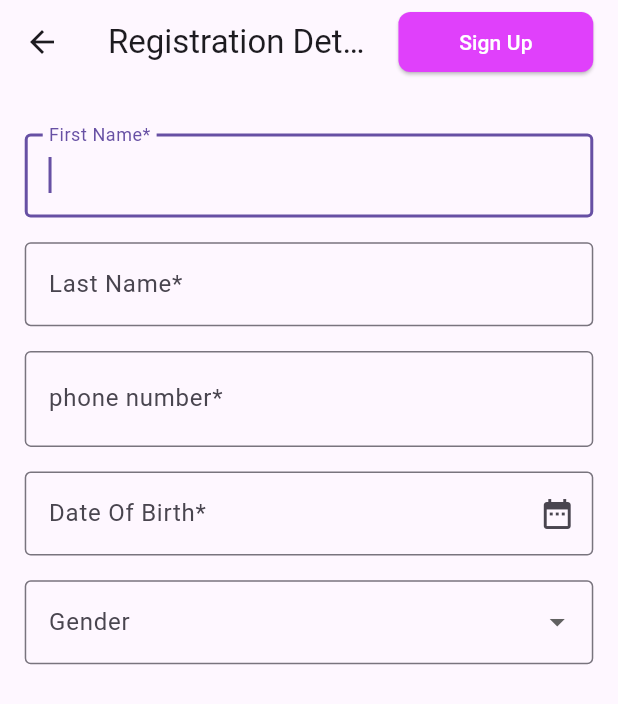
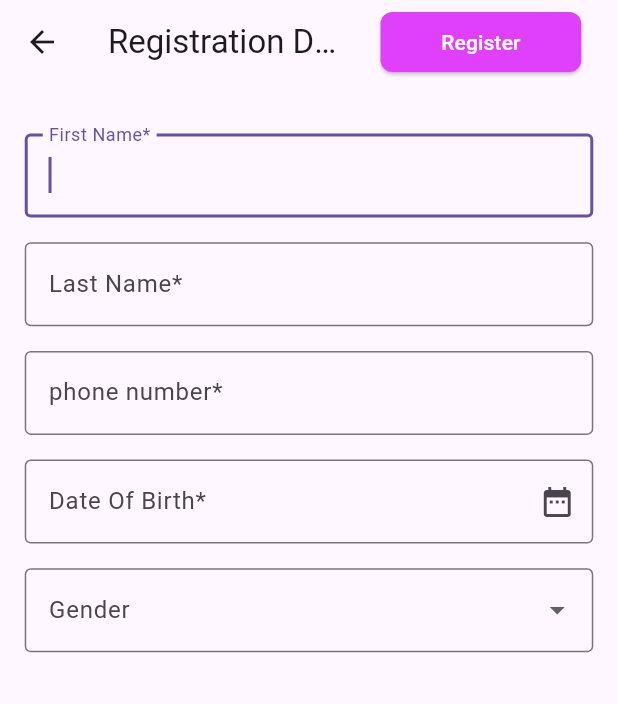
Before and after one commit to hemanth170801/customer_milkman, a Flutter app: the RegistrationPage screen opened directly, on a phone screen of 412 x 824 dp. Shown: the top 704 px of the screen. Run offline on Flutter 3.47's test engine with Material 3 defaults, Android fonts, the phone set to English and light mode, and no system bars; our stand-ins replace otp_text_field, shared_preferences, sizer; missing offline and left inert: responsive_size_utils; accounts and stored records are empty.

Commit message:
last commit

```diff
--- a/lib/sign_up_page/registration_page_provider.dart
+++ b/lib/sign_up_page/registration_page_provider.dart
@@ -12,7 +12,7 @@ class RegistrationProvider extends ChangeNotifier {
   bool get isContinueButtonVisible => mobCtrl.text.length == 10;
 
   bool get isLoading => _isLoading;
-  var _isLoading = false;
+  final _isLoading = false;
 
  // RegistrationProvider(this.isEditMode);
 
@@ -183,8 +183,8 @@ class RegistrationProvider extends ChangeNotifier {
     //   gender: selectedGender!,
     // );
 
-    _isSubmittingData = true;
-    notifyListeners();
+    // _isSubmittingData = true;
+    // notifyListeners();
 
     /// Close keyboard
     //navService.nav.context.unfocus();
@@ -229,8 +229,8 @@ class RegistrationProvider extends ChangeNotifier {
     //   navService.nav.context.showErrorDialog(errorMsg: e.toString());
     // }
 
-    _isDataFetching = false;
-    notifyListeners();
+    // _isDataFetching = false;
+    // notifyListeners();
   }
 
   @override
--- a/lib/sign_up_page/widget/Body_widget.dart
+++ b/lib/sign_up_page/widget/Body_widget.dart
@@ -18,28 +18,56 @@ class BodyWidget1 extends StatelessWidget {
     if (isDataFetching) {
       return const Center(child: CircularProgressIndicator());
     }
-
-    return Padding(
+    return SingleChildScrollView(
+      child: Padding(
         padding: EdgeInsets.symmetric(horizontal: 4.w, vertical: 4.h),
         child: Column(
           children: [
-          //SizedBox(height: 2.h),
-          // const MobInputWidget(),
-          // SizedBox(height: 2.h),
             const _FirstNameInputWidget(),
-          SizedBox(height: 2.h),
+            SizedBox(height: 2.h,),
             const _LastNameInputWidget(),
-          SizedBox(height: 2.h),
+            SizedBox(height: 2.h,),
             const MobInputWidget(),
-          SizedBox(height: 2.h),
+            SizedBox(height: 2.h,),
             const _DateOfBirthInputWidget(),
-          SizedBox(height: 2.h),
+            SizedBox(height: 2.h,),
             const GenderInputWidget(),
-          SizedBox(height: 2.h),
+            //const ButtonWidget(),
 
+
+            // Other widgets...
           ],
         ),
+      ),
     );
+
+
+
+
+
+
+
+    // return Padding(
+    //   padding: EdgeInsets.symmetric(horizontal: 4.w, vertical: 4.h),
+    //   child: Column(
+    //     children: [
+    //       //SizedBox(height: 2.h),
+    //       // const MobInputWidget(),
+    //       // SizedBox(height: 2.h),
+    //       const _FirstNameInputWidget(),
+    //       SizedBox(height: 2.h),
+    //       const _LastNameInputWidget(),
+    //       SizedBox(height: 2.h),
+    //       const MobInputWidget(),
+    //       SizedBox(height: 2.h),
+    //       const _DateOfBirthInputWidget(),
+    //       SizedBox(height: 2.h),
+    //       const GenderInputWidget(),
+    //       SizedBox(height: 2.h),
+    //
+    //     ],
+    //   ),
+    // );
   }
 }
 class MobInputWidget extends StatelessWidget {
@@ -59,14 +87,14 @@ class MobInputWidget extends StatelessWidget {
         FilteringTextInputFormatter.digitsOnly,
         LengthLimitingTextInputFormatter(10),
       ],
-      style: context.textTheme.headlineSmall?.copyWith(
-        //fontWeight: FontWeight.bold,
-        letterSpacing: 1,
-      ),
+      // style: context.textTheme.headlineSmall?.copyWith(
+      //   //fontWeight: FontWeight.bold,
+      //   letterSpacing: 1,
+      // ),
       onChanged: provider.onMobileNumberChanged,
       decoration:  InputDecoration(
         //prefixIcon: Icon(Icons.phone_android_rounded),
-        border: const OutlineInputBorder(),
+        border:  const OutlineInputBorder(),
         labelText: 'phone number*',
         errorText: pnumberErrormsg,
         //hintText: '7901010135',
@@ -131,6 +159,7 @@ class _LastNameInputWidget extends StatelessWidget {
   }
 }
 
+
 class _DateOfBirthInputWidget extends StatelessWidget {
   const _DateOfBirthInputWidget({super.key});
 
--- a/lib/sign_up_page/widget/app_bar.dart
+++ b/lib/sign_up_page/widget/app_bar.dart
@@ -21,7 +21,8 @@ class AppBarWidget extends StatelessWidget implements PreferredSizeWidget {
     context.select<RegistrationProvider, bool>((p) => p.isDataFetching);
 
     return AppBar(
-      title: Text(provider.isEditMode ? 'Update Details' : 'Registration Details'),
+      //title: Text(provider.isEditMode ? 'Update Details' : 'Registration Details'),
+      title: const Text('Registration Details'),
       actions: [
         if (!isDataFetching) ...{
           isSubmittingData
@@ -38,7 +39,7 @@ class AppBarWidget extends StatelessWidget implements PreferredSizeWidget {
 }
 
 class _ButtonWidget extends StatelessWidget {
-  const _ButtonWidget({Key? key}) : super(key: key);
+  const _ButtonWidget({super.key});
 
   @override
   Widget build(BuildContext context) {
@@ -65,7 +66,25 @@ class _ButtonWidget extends StatelessWidget {
         child: CircularProgressIndicator(),
       );
     }
-    return ElevatedButton(
+    // return ElevatedButton(
+    //   onPressed: provider.saveOrUpdateDetails,
+    //   style: ElevatedButton.styleFrom(
+    //     primary: Colors.purpleAccent, // Set background color
+    //     shape: RoundedRectangleBorder(
+    //       borderRadius: BorderRadius.circular(8.0), // Set border radius
+    //     ),
+    //   ),
+    //   child: Padding(
+    //     padding: EdgeInsets.symmetric(vertical: 0.5.h, horizontal: 4.w),
+    //     child: Text(
+    //       provider.isEditMode ? 'Update' : 'Register',
+    //       style: TextStyle(color: Colors.white), // Set the text color
+    //     ),
+    //   ),
+    // );
+    return Container(
+      margin: const EdgeInsets.all(8.0), // Add margin as needed
+      child: ElevatedButton(
         onPressed: provider.saveOrUpdateDetails,
         style: ElevatedButton.styleFrom(
           primary: Colors.purpleAccent, // Set background color
@@ -75,9 +94,11 @@ class _ButtonWidget extends StatelessWidget {
         ),
         child: Padding(
           padding: EdgeInsets.symmetric(vertical: 0.5.h, horizontal: 4.w),
-        child: Text(
-          provider.isEditMode ? 'Update' : 'Sign Up',
+          child: const Text(
+            //provider.isEditMode ? 'Update' : 'Register',
+              'Register',
             style: TextStyle(color: Colors.white), // Set the text color
+          ),
         ),
       ),
     );
@@ -85,5 +106,6 @@ class _ButtonWidget extends StatelessWidget {
 
 
 
+
   }
 }
```
Lines whose indentation alone changed are shown as unchanged.
